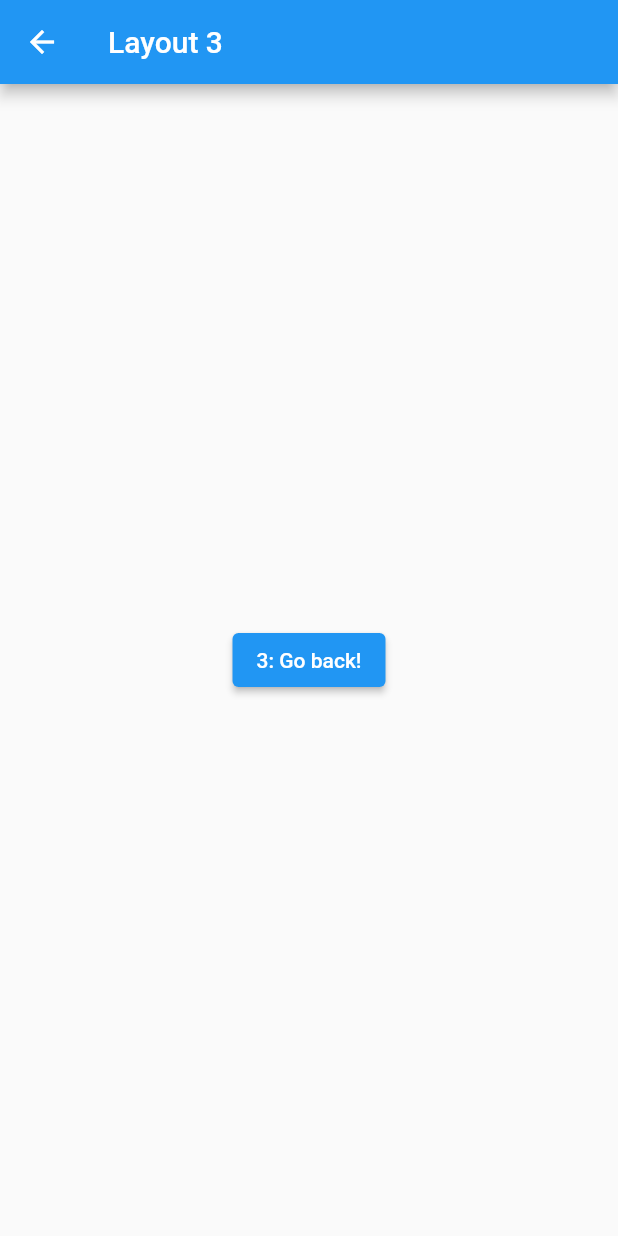
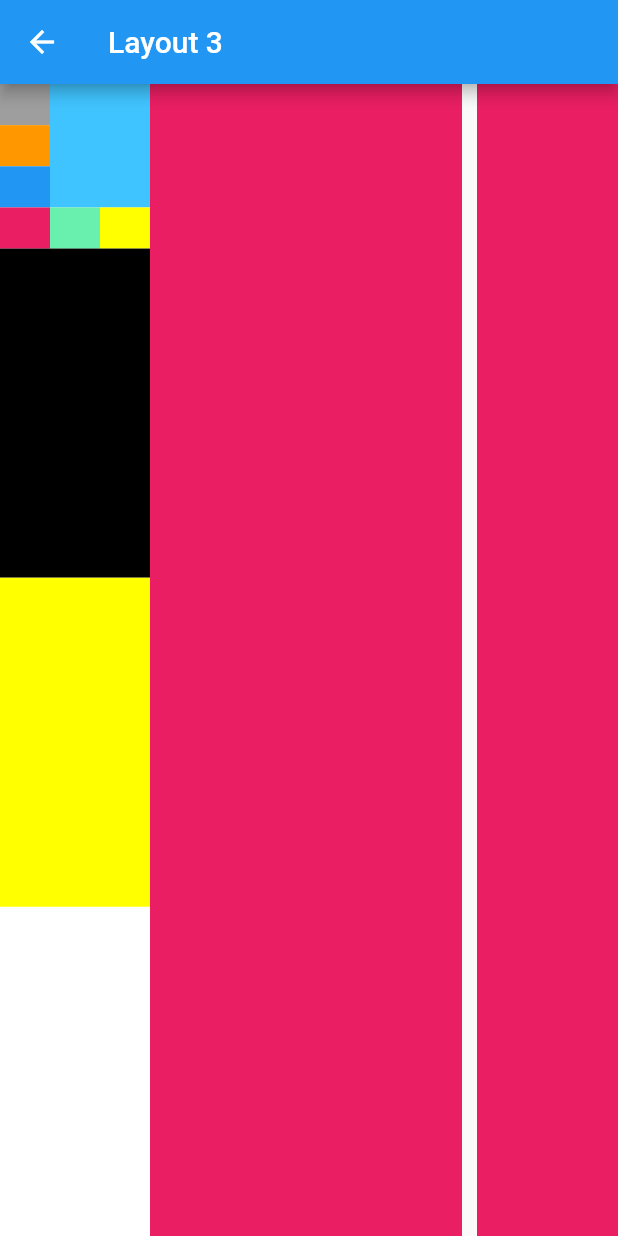
Before and after one commit to hieuphan94/200lab-flutter-day1-day2-threelayouts, a Flutter app: the Layout3 screen opened directly, on a phone screen of 412 x 824 dp. Run offline on Flutter 3.47's test engine with Material 2 defaults, Android fonts, the phone set to English and light mode, and no system bars.

Commit message:
Make third layout

```diff
--- a/lib/layout3.dart
+++ b/lib/layout3.dart
@@ -8,13 +8,106 @@ class Layout3 extends StatelessWidget {
       appBar: AppBar(
         title: Text("Layout 3"),
       ),
-      body: Center(
-        child: ElevatedButton(
-          onPressed: () {
-            Navigator.pop(context);
-          },
-          child: Text('3: Go back!'),
-        ),
+      body: Row(
+        children: [
+          Container(
+            height: double.infinity,
+            width: 100,
+            child: Column(
+              children: [
+                Expanded(
+                  flex: 1,
+                  child: Row(
+                    children: [
+                      Expanded(
+                        flex: 1,
+                        child: Column(
+                          children: [
+                            Expanded(
+                              child: Container(
+                                color: Colors.grey,
+                              ),
+                            ),
+                            Expanded(
+                              child: Container(
+                                color: Colors.orange,
+                              ),
+                            ),
+                            Expanded(
+                              child: Container(
+                                color: Colors.blue,
+                              ),
+                            ),
+                            Expanded(
+                              child: Container(
+                                color: Colors.pink,
+                              ),
+                            )
+                          ],
+                        ),
+                      ),
+                      Expanded(
+                          flex: 2,
+                          child: Column(
+                            children: [
+                              Expanded(
+                                  flex: 3,
+                                  child: Container(
+                                    color: Colors.lightBlueAccent,
+                                  )),
+                              Expanded(
+                                  child: Row(
+                                children: [
+                                  Expanded(
+                                      child: Container(
+                                    color: Colors.greenAccent,
+                                  )),
+                                  Expanded(
+                                      child: Container(
+                                    color: Colors.yellowAccent,
+                                  ))
+                                ],
+                              ))
+                            ],
+                          ))
+                    ],
+                  ),
+                ),
+                Expanded(
+                  flex: 2,
+                  child: Container(
+                    color: Colors.black,
+                  ),
+                ),
+                Expanded(
+                  flex: 2,
+                  child: Container(
+                    color: Colors.yellowAccent,
+                  ),
+                ),
+                Expanded(
+                  flex: 2,
+                  child: Container(
+                    color: Colors.white,
+                  ),
+                ),
+              ],
+            ),
+          ),
+          Expanded(
+            flex: 2,
+            child: Container(
+              color: Colors.pink,
+            ),
+          ),
+          Expanded(
+            flex: 1,
+            child: Container(
+              color: Colors.pink,
+              margin: EdgeInsets.only(left: 10),
+            ),
+          )
+        ],
       ),
     );
   }
--- a/lib/main.dart
+++ b/lib/main.dart
@@ -3,9 +3,9 @@ import './layout1.dart';
 import './layout2.dart';
 import './layout3.dart';
 
-void main() => runApp(App());
+void main() => runApp(MyApp());
 
-class App extends StatelessWidget {
+class MyApp extends StatelessWidget {
   @override
   Widget build(BuildContext context) {
     return MaterialApp(
```
